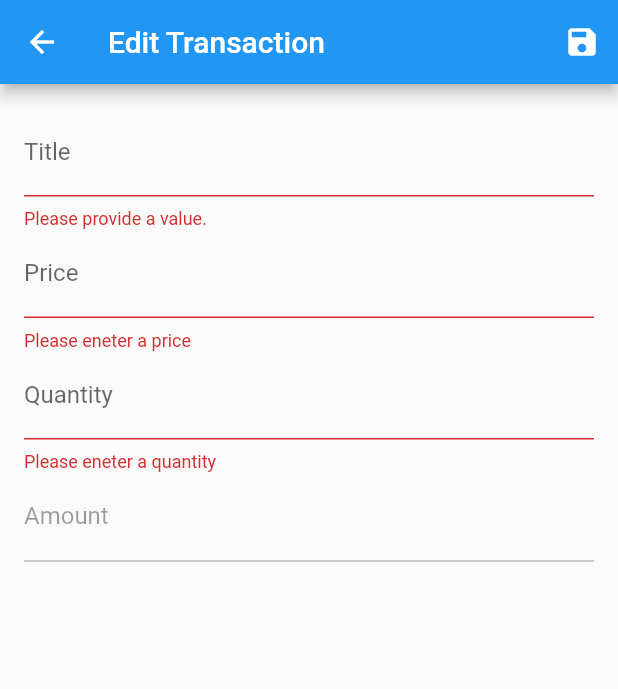
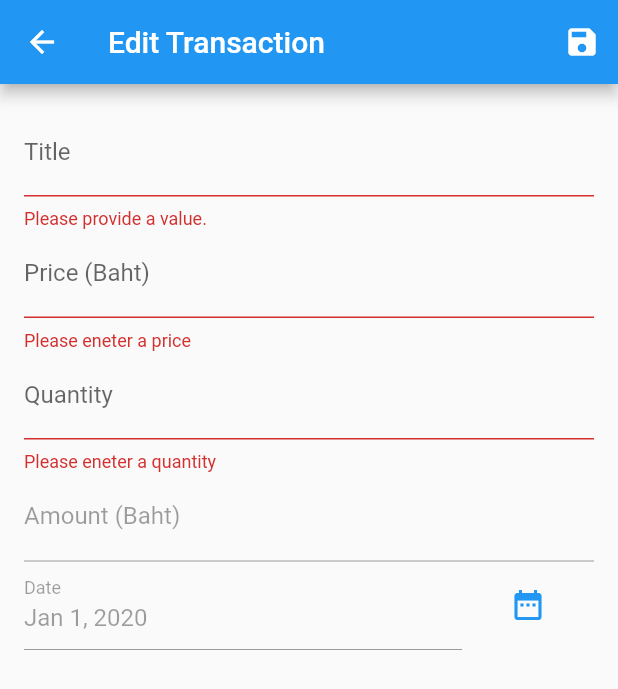
Before and after one commit to rochano/flutter_my_expenses, a Flutter app: the EditTransactionScreen screen opened by its route, after a tap on the "save" icon, on a phone screen of 412 x 824 dp. Shown: the top 689 px of the screen. Run offline on Flutter 3.47's test engine with Material 2 defaults, Android fonts, the phone set to English and light mode, and no system bars; network calls fail.

Commit message:
add date

```diff
--- a/lib/providers/transaction.dart
+++ b/lib/providers/transaction.dart
@@ -6,12 +6,14 @@ class Transaction with ChangeNotifier {
   final double price;
   final int quantity;
   final double amount;
+  final DateTime date;
 
   Transaction({
     @required this.id,
     @required this.title,
     @required this.price,
     @required this.quantity,
-    @required this.amount
+    @required this.amount,
+    @required this.date
   });
 }
--- a/lib/providers/transactions.dart
+++ b/lib/providers/transactions.dart
@@ -37,6 +37,7 @@ class Transactions with ChangeNotifier {
           price: trsData['price'],
           quantity: trsData['quantity'],
           amount: trsData['amount'],
+          date: DateTime.parse(trsData['date']),
         ));
       });
       _items = loadedTransactions;
@@ -56,7 +57,8 @@ class Transactions with ChangeNotifier {
           'title': transaction.title,
           'price': transaction.price,
           'quantity': transaction.quantity,
-          'amount': transaction.amount
+          'amount': transaction.amount,
+          'date': transaction.date.toIso8601String(),
         }),
       );
       final newTransaction = Transaction(
@@ -64,6 +66,7 @@ class Transactions with ChangeNotifier {
         price: transaction.price,
         quantity: transaction.quantity,
         amount: transaction.amount,
+        date: transaction.date,
         id: json.decode(response.body)['name'],
       );
       _items.add(newTransaction);
@@ -83,7 +86,8 @@ class Transactions with ChangeNotifier {
           'title': transaction.title,
           'price': transaction.price,
           'quantity': transaction.quantity,
-          'amount': transaction.amount
+          'amount': transaction.amount,
+          'date': transaction.date.toIso8601String(),
         }));
       _items[trsIndex] = transaction;
       notifyListeners();
--- a/lib/screens/edit_transaction_screen.dart
+++ b/lib/screens/edit_transaction_screen.dart
@@ -1,4 +1,5 @@
 import 'package:flutter/material.dart';
+import 'package:intl/intl.dart';
 import 'package:provider/provider.dart';
 
 import '../providers/transaction.dart';
@@ -16,6 +17,8 @@ class _EditTransactionScreenState extends State<EditTransactionScreen> {
   var _priceController = TextEditingController();
   var _quantityController = TextEditingController();
   var _amountController = TextEditingController();
+  DateTime _selectedDate;
+  var _dateController = TextEditingController();
   var _editedTransaction = Transaction(
     id: null,
     title: '',
@@ -48,7 +51,15 @@ class _EditTransactionScreenState extends State<EditTransactionScreen> {
         _priceController.text = _editedTransaction.price.toString();
         _quantityController.text = _editedTransaction.quantity.toString();
         _amountController.text = _editedTransaction.amount.toString();
+        setState(() {
+          _selectedDate = _editedTransaction.date;
+        });
+      } else {
+        setState(() {
+          _selectedDate = DateTime.now();
+        });
       }
+      _dateController.text = DateFormat.yMMMd().format(_selectedDate);
     }
     _isInit = false;
     super.didChangeDependencies();
@@ -102,6 +113,23 @@ class _EditTransactionScreenState extends State<EditTransactionScreen> {
     Navigator.of(context).pop();
   }
 
+  void _presentDatePicker() {
+    showDatePicker(
+      context: context,
+      initialDate: DateTime.now(),
+      firstDate: DateTime(2020),
+      lastDate: DateTime.now(),
+    ).then((pickedDate) {
+      if (pickedDate == null) {
+        return null;
+      }
+      setState(() {
+        _selectedDate = pickedDate;
+      });
+      _dateController.text = DateFormat.yMMMd().format(_selectedDate);
+    });
+  }
+
   @override
   Widget build(BuildContext context) {
     return Scaffold(
@@ -126,7 +154,6 @@ class _EditTransactionScreenState extends State<EditTransactionScreen> {
                       initialValue: _initValues['title'],
                       decoration: InputDecoration(labelText: 'Title'),
                       textInputAction: TextInputAction.next,
-                      onChanged: (_) {},
                       validator: (value) {
                         if (value.isEmpty) {
                           return 'Please provide a value.';
@@ -139,12 +166,13 @@ class _EditTransactionScreenState extends State<EditTransactionScreen> {
                             title: value,
                             price: _editedTransaction.price,
                             quantity: _editedTransaction.quantity,
-                            amount: _editedTransaction.amount);
+                            amount: _editedTransaction.amount,
+                            date: _selectedDate);
                       },
                     ),
                     TextFormField(
                       //initialValue: _initValues['price'],
-                      decoration: InputDecoration(labelText: 'Price'),
+                      decoration: InputDecoration(labelText: 'Price (Baht)'),
                       textInputAction: TextInputAction.next,
                       keyboardType: TextInputType.numberWithOptions(),
                       validator: (value) {
@@ -173,7 +201,8 @@ class _EditTransactionScreenState extends State<EditTransactionScreen> {
                             title: _editedTransaction.title,
                             price: double.parse(value),
                             quantity: _editedTransaction.quantity,
-                            amount: _editedTransaction.amount);
+                            amount: _editedTransaction.amount,
+                            date: _selectedDate);
                       },
                     ),
                     TextFormField(
@@ -207,12 +236,12 @@ class _EditTransactionScreenState extends State<EditTransactionScreen> {
                             title: _editedTransaction.title,
                             price: _editedTransaction.price,
                             quantity: int.parse(value),
-                            amount: _editedTransaction.amount);
+                            amount: _editedTransaction.amount,
+                            date: _selectedDate);
                       },
                     ),
                     TextFormField(
-                      //initialValue: _initValues['quantity'],
-                      decoration: InputDecoration(labelText: 'Amount'),
+                      decoration: InputDecoration(labelText: 'Amount (Baht)'),
                       enabled: false,
                       controller: _amountController,
                       onSaved: (value) {
@@ -221,9 +250,43 @@ class _EditTransactionScreenState extends State<EditTransactionScreen> {
                             title: _editedTransaction.title,
                             price: _editedTransaction.price,
                             quantity: _editedTransaction.quantity,
-                            amount: double.parse(value));
+                            amount: double.parse(value),
+                            date: _selectedDate);
                       },
                     ),
+                    Container(
+                      child: Row(
+                        children: <Widget>[
+                          Expanded(
+                            child: TextFormField(
+                              decoration: InputDecoration(labelText: 'Date'),
+                              validator: (value) {
+                                if (value.isEmpty) {
+                                  return 'Please select a date.';
+                                }
+                                return null;
+                              },
+                              enabled: false,
+                              controller: _dateController,
+                              onSaved: (value) {
+                                _editedTransaction = Transaction(
+                                    id: _editedTransaction.id,
+                                    title: _editedTransaction.title,
+                                    price: _editedTransaction.price,
+                                    quantity: _editedTransaction.quantity,
+                                    amount: _editedTransaction.amount,
+                                    date: _selectedDate);
+                              },
+                            ),
+                          ),
+                          FlatButton(
+                            textColor: Theme.of(context).primaryColor,
+                            child: Icon(Icons.date_range),
+                            onPressed: _presentDatePicker,
+                          )
+                        ],
+                      ),
+                    )
                   ],
                 ),
               )),
--- a/lib/screens/transaction_screen.dart
+++ b/lib/screens/transaction_screen.dart
@@ -45,7 +45,9 @@ class TransactionScreen extends StatelessWidget {
                           children: [
                             TransactionItem(
                                 trsData.items[i].id,
-                                trsData.items[i].title),
+                                trsData.items[i].title,
+                                trsData.items[i].amount,
+                                trsData.items[i].date),
                             Divider(),
                           ],
                         ),
--- a/pubspec.yaml
+++ b/pubspec.yaml
@@ -21,6 +21,7 @@ dependencies:
     sdk: flutter
   provider: ^3.0.0
   http: ^0.12.0+2
+  intl: ^0.16.0
 
 
   # The following adds the Cupertino Icons font to your application.
```
Also changed, not shown: lib/widgets/transaction_item.dart (+24 -3 lines), pubspec.lock.
